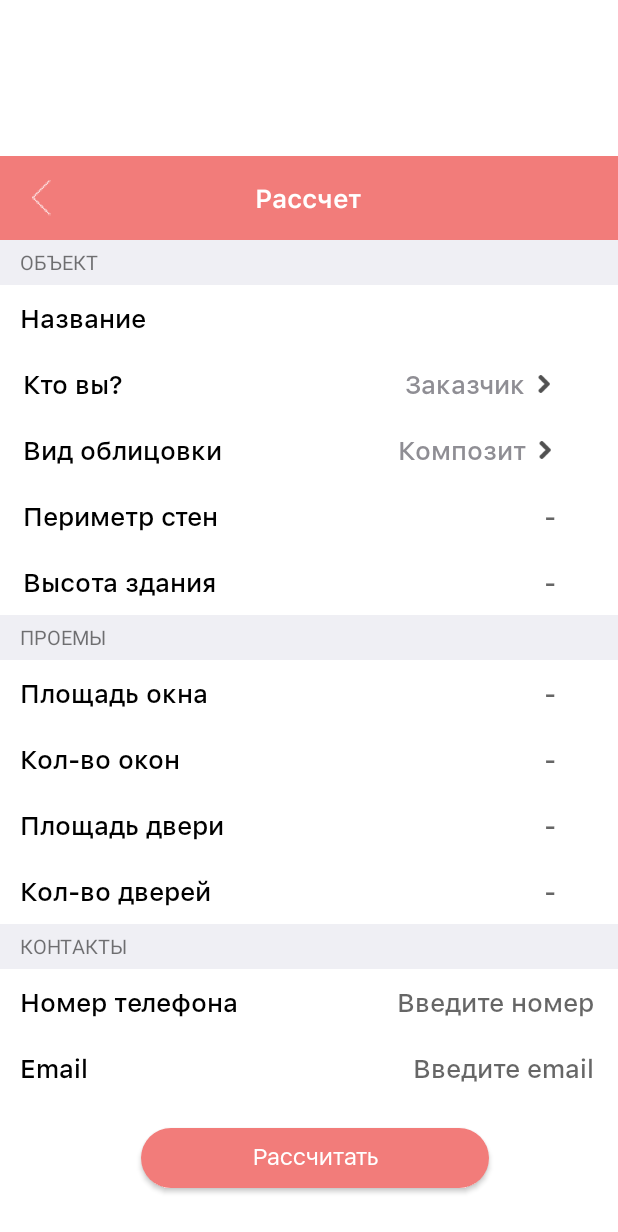
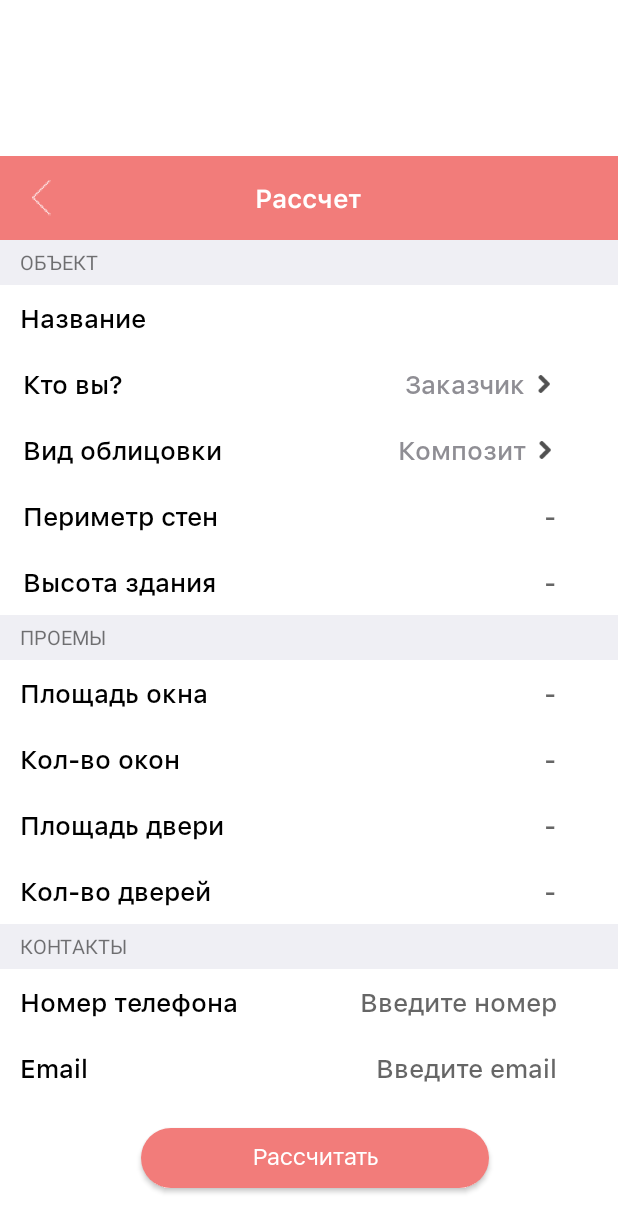
Before and after one commit to Motygullin503/Alliance, an Android app: the CalculateActivity screen opened directly, with no data from a screen before it, on a phone screen of 412 x 824 dp. Shown: the top 1232 px of the screen. Run offline under Robolectric (Android 15) with nearby library versions, the phone set to English and light mode, and no system bars.

Commit message:
add margin right for edit text

```diff
--- a/app/src/main/res/layout/calculate_activity.xml
+++ b/app/src/main/res/layout/calculate_activity.xml
@@ -411,7 +411,7 @@
                 android:textColor="@color/text_edit"
                 android:textSize="@dimen/text_calculate_size"
                 app:layout_constraintEnd_toEndOf="parent"
-                app:layout_constraintHorizontal_bias="1.0"
+                app:layout_constraintHorizontal_bias="0.516"
                 app:layout_constraintStart_toEndOf="@+id/textView5"
                 app:layout_constraintTop_toBottomOf="@+id/textViewContacts" />
 
@@ -429,7 +429,7 @@
                 android:textColor="@color/text_edit"
                 android:textSize="@dimen/text_calculate_size"
                 app:layout_constraintEnd_toEndOf="parent"
-                app:layout_constraintHorizontal_bias="1.0"
+                app:layout_constraintHorizontal_bias="0.516"
                 app:layout_constraintStart_toEndOf="@+id/textView5"
                 app:layout_constraintTop_toBottomOf="@+id/et_number_of_phone" />
 
```
